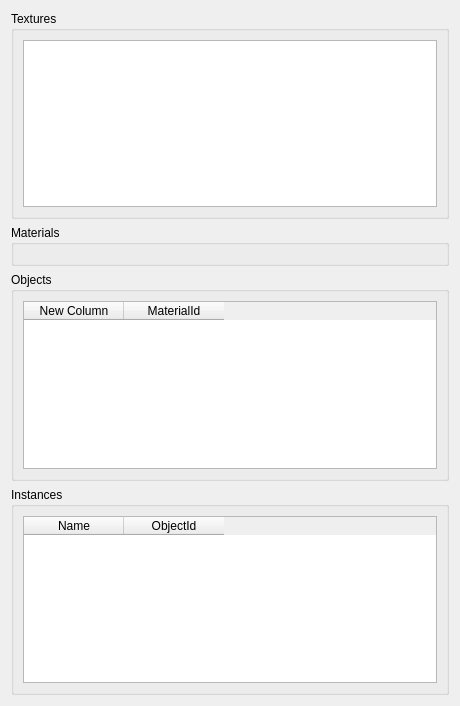
Above: src/RenderDataWidget.ui from MickaelOnTheWave/3dvisualizer before the change. Below: the same form after it.
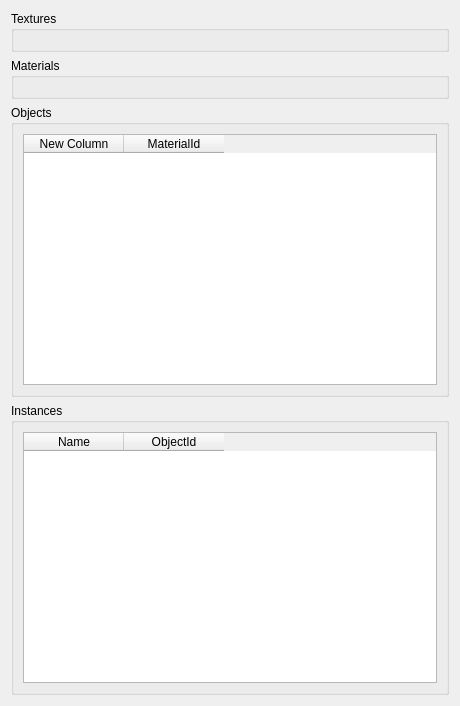
That is the form after the change.

Commit message: Generalized models. Improved reusability of render data widget.

The edit to the form file:
```diff
--- a/src/RenderDataWidget.ui
+++ b/src/RenderDataWidget.ui
@@ -19,18 +19,7 @@
      <property name="title">
       <string>Textures</string>
      </property>
-     <layout class="QVBoxLayout" name="verticalLayout_10">
-      <item>
-       <widget class="QTableView" name="texturesView">
-        <attribute name="horizontalHeaderDefaultSectionSize">
-         <number>38</number>
-        </attribute>
-        <attribute name="verticalHeaderDefaultSectionSize">
-         <number>21</number>
-        </attribute>
-       </widget>
-      </item>
-     </layout>
+     <layout class="QVBoxLayout" name="verticalLayout_10"/>
     </widget>
    </item>
    <item>
```
The commit also changes 14 other files.
